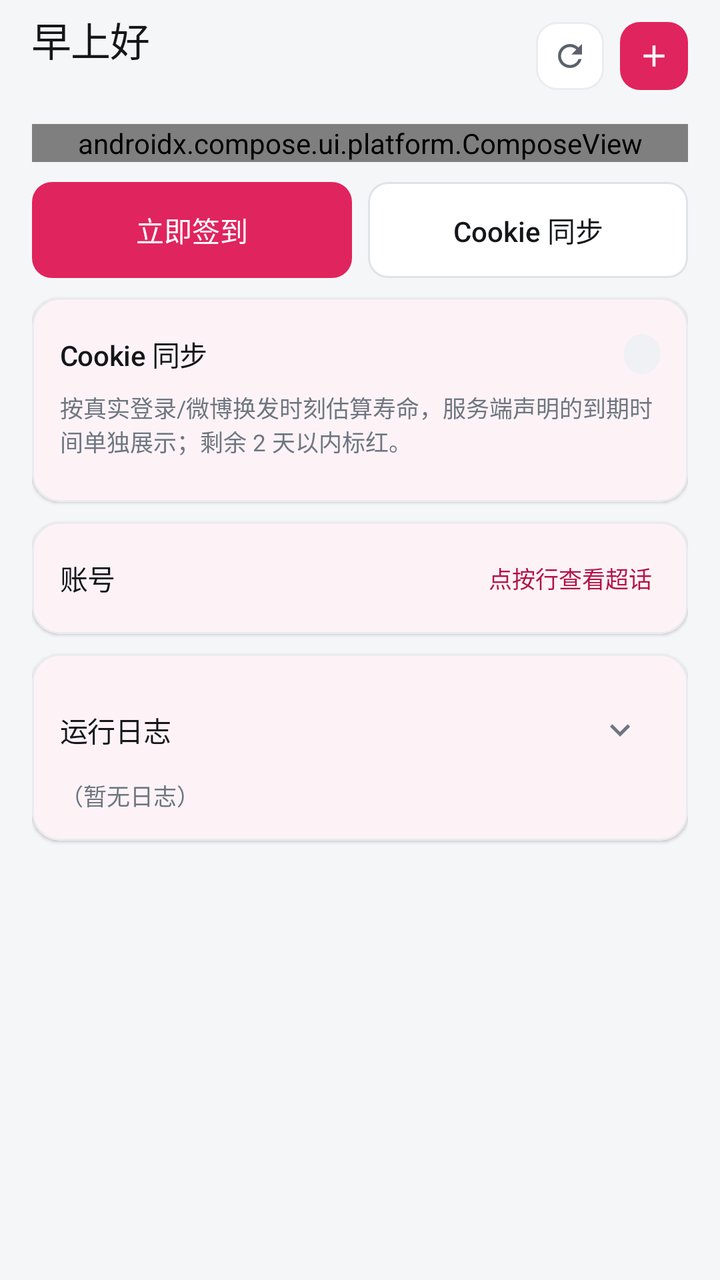
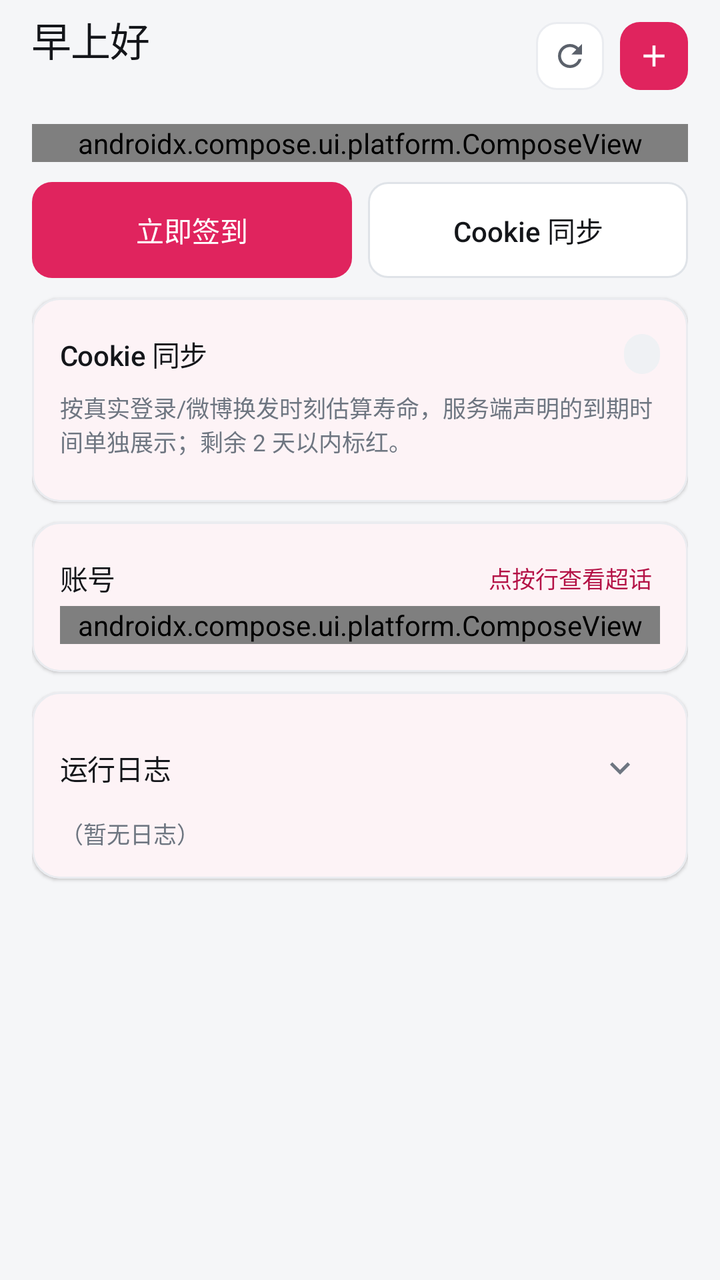

Compare the two renders of this Android layout. The source of the first and the diff that turns it into the second are given below.
<!-- AndroidManifest.xml: application theme Theme.Wcm -->
<!-- res/layout/fragment_home.xml -->
<?xml version="1.0" encoding="utf-8"?>
<ScrollView xmlns:android="http://schemas.android.com/apk/res/android"
    xmlns:app="http://schemas.android.com/apk/res-auto"
    xmlns:tools="http://schemas.android.com/tools"
    android:layout_width="match_parent"
    android:layout_height="match_parent"
    android:fillViewport="true"
    android:scrollbars="none">

    <LinearLayout style="@style/Widget.Wcm.Page">

        
        <LinearLayout style="@style/Widget.Wcm.AppBar">

            <LinearLayout
                android:layout_width="0dp"
                android:layout_height="wrap_content"
                android:layout_weight="1"
                android:orientation="vertical">

                <TextView
                    android:id="@+id/tvGreeting"
                    style="@style/Widget.Wcm.Text.Display"
                    android:text="@string/greeting_morning" />

                <TextView
                    android:id="@+id/tvToday"
                    style="@style/Widget.Wcm.Text.Hint"
                    android:layout_marginTop="1dp" />
            </LinearLayout>

            
            <ImageButton
                android:id="@+id/btnRefreshTopics"
                style="@style/Widget.Wcm.IconButton"
                android:contentDescription="@string/btn_refresh_topics"
                android:src="@drawable/ic_refresh"
                app:tint="@color/ink_2" />

            
            <ImageButton
                android:id="@+id/btnAdd"
                style="@style/Widget.Wcm.IconButton"
                android:layout_marginStart="@dimen/sp_2"
                android:background="@drawable/bg_icon_button_brand"
                android:contentDescription="@string/cd_add_account"
                android:src="@drawable/ic_add"
                app:tint="@color/brand_on" />
        </LinearLayout>

        
        <androidx.compose.ui.platform.ComposeView
            android:id="@+id/heroCompose"
            android:layout_width="match_parent"
            android:layout_height="wrap_content"
            android:layout_marginTop="@dimen/card_gap" />

        
        <LinearLayout
            android:id="@+id/actionRow"
            android:layout_width="match_parent"
            android:layout_height="wrap_content"
            android:layout_marginTop="@dimen/card_gap"
            android:baselineAligned="false"
            android:orientation="horizontal">

            <com.google.android.material.button.MaterialButton
                android:id="@+id/btnCheckin"
                style="@style/Widget.Wcm.Button.Primary.Large"
                android:layout_width="0dp"
                android:layout_weight="1"
                android:text="@string/btn_checkin" />

            <com.google.android.material.button.MaterialButton
                android:id="@+id/btnSync"
                style="@style/Widget.Wcm.Button.Secondary.Large"
                android:layout_width="0dp"
                android:layout_marginStart="@dimen/sp_2"
                android:layout_weight="1"
                android:text="@string/btn_sync" />
        </LinearLayout>

        
        <com.google.android.material.card.MaterialCardView
            android:id="@+id/syncCard"
            style="@style/Widget.Wcm.Card">

            <LinearLayout style="@style/Widget.Wcm.CardContent">

                <LinearLayout style="@style/Widget.Wcm.CardHead">

                    <TextView
                        android:id="@+id/tvSyncTitle"
                        style="@style/Widget.Wcm.Text.SectionTitle"
                        android:layout_width="0dp"
                        android:layout_weight="1"
                        android:text="@string/sync_card_title" />

                    <TextView
                        android:id="@+id/tvSyncPill"
                        style="@style/Widget.Wcm.Pill.Neutral"
                        android:layout_height="@dimen/pill_height_sm"
                        android:textSize="11sp" />
                </LinearLayout>

                <TextView
                    android:id="@+id/tvSyncHint"
                    style="@style/Widget.Wcm.Text.Hint"
                    android:layout_marginTop="@dimen/sp_1"
                    android:text="@string/sync_card_hint" />

                <LinearLayout
                    android:id="@+id/cookieList"
                    android:layout_width="match_parent"
                    android:layout_height="wrap_content"
                    android:layout_marginTop="@dimen/sp_2"
                    android:orientation="vertical" />

                <TextView
                    android:id="@+id/tvSyncConfig"
                    style="@style/Widget.Wcm.Text.Link"
                    android:layout_marginTop="@dimen/sp_2"
                    android:text="@string/sync_card_config"
                    android:visibility="gone" />
            </LinearLayout>
        </com.google.android.material.card.MaterialCardView>

        
        <com.google.android.material.card.MaterialCardView
            style="@style/Widget.Wcm.Card">

            <LinearLayout style="@style/Widget.Wcm.CardContent">

                <LinearLayout style="@style/Widget.Wcm.CardHead">

                    <TextView
                        android:id="@+id/tvAccountsTitle"
                        style="@style/Widget.Wcm.Text.SectionTitle"
                        android:layout_width="0dp"
                        android:layout_weight="1"
                        android:text="@string/accounts_label" />

                    <TextView
                        style="@style/Widget.Wcm.Text.Link"
                        android:text="@string/home_row_hint_short" />
                </LinearLayout>

                <LinearLayout
                    android:id="@+id/accountList"
                    android:layout_width="match_parent"
                    android:layout_height="wrap_content"
                    android:orientation="vertical" />
            </LinearLayout>
        </com.google.android.material.card.MaterialCardView>

        
        <com.google.android.material.card.MaterialCardView
            style="@style/Widget.Wcm.Card">

            <LinearLayout style="@style/Widget.Wcm.CardContent">

                <LinearLayout
                    android:id="@+id/logHeader"
                    style="@style/Widget.Wcm.LogHeader"
                    android:contentDescription="@string/cd_log_collapsed">

                    <TextView
                        style="@style/Widget.Wcm.Text.SectionTitle"
                        android:layout_width="0dp"
                        android:layout_weight="1"
                        android:text="@string/log_label" />

                    <ImageButton
                        android:id="@+id/btnLogToggle"
                        style="@style/Widget.Wcm.IconButton.Row"
                        android:clickable="false"
                        android:focusable="false"
                        android:importantForAccessibility="no"
                        android:src="@drawable/ic_expand_more"
                        app:tint="@color/ink_3" />
                </LinearLayout>

                <TextView
                    android:id="@+id/tvLogSummary"
                    style="@style/Widget.Wcm.Text.Hint.SingleLine"
                    android:text="@string/log_empty" />

                
                <ScrollView
                    android:id="@+id/logScroll"
                    style="@style/Widget.Wcm.LogScroll"
                    android:visibility="gone"
                    tools:ignore="NestedScrolling">

                    <TextView
                        android:id="@+id/logView"
                        style="@style/Widget.Wcm.Text.Log"
                        android:text="@string/log_empty" />
                </ScrollView>
            </LinearLayout>
        </com.google.android.material.card.MaterialCardView>
    </LinearLayout>
</ScrollView>
<!-- resources referenced by this layout -->
<resources>
  <color name="brand_on">#FFFFFF</color>
  <color name="ink_2">#5B616B</color>
  <color name="ink_3">#6E7681</color>
  <dimen name="card_gap">10dp</dimen>
  <dimen name="pill_height_sm">20dp</dimen>
  <dimen name="sp_1">4dp</dimen>
  <dimen name="sp_2">8dp</dimen>
  <string name="accounts_label">账号</string>
  <string name="btn_checkin">立即签到</string>
  <string name="btn_refresh_topics">刷新超话</string>
  <string name="btn_sync">Cookie 同步</string>
  <string name="cd_add_account">添加账号</string>
  <string name="cd_log_collapsed">运行日志，已收起，点按展开</string>
  <string name="greeting_morning">早上好</string>
  <string name="home_row_hint_short">点按行查看超话</string>
  <string name="log_empty">（暂无日志）</string>
  <string name="log_label">运行日志</string>
  <string name="sync_card_config">去设置配置面板 ›</string>
  <string name="sync_card_hint">按真实登录/微博换发时刻估算寿命，服务端声明的到期时间单独展示；剩余 2 天以内标红。</string>
  <string name="sync_card_title">Cookie 同步</string>
  <style name="Widget.Wcm.Pill.Neutral" parent="Widget.Wcm.Pill">
          <item name="android:background">@drawable/bg_pill_neutral</item>
          <item name="android:textColor">@color/ink_2</item>
      </style>
  <style name="Widget.Wcm.Text.Hint.SingleLine" parent="Widget.Wcm.Text.Hint">
          <item name="android:maxLines">1</item>
          <item name="android:ellipsize">end</item>
      </style>
  <style name="Widget.Wcm.Text.Log" parent="">
          <item name="android:layout_width">match_parent</item>
          <item name="android:layout_height">wrap_content</item>
          <item name="android:textAppearance">@style/TextAppearance.Wcm.Mono</item>
      </style>
  <color name="brand">#E0245E</color>
  <dimen name="radius_s">10dp</dimen>
  <dimen name="appbar_height">48dp</dimen>
  <dimen name="touch_min">48dp</dimen>
  <style name="TextAppearance.Wcm.Button.Large" parent="TextAppearance.Wcm.Button">
          <item name="android:textSize">14sp</item>
      </style>
  <dimen name="card_radius">14dp</dimen>
  <color name="surface">#FFFFFF</color>
  <color name="line">#EAECF0</color>
  <dimen name="card_padding">14dp</dimen>
  <dimen name="appbar_icon_button">34dp</dimen>
  <dimen name="log_window_height">200dp</dimen>
  <dimen name="page_padding_horizontal">16dp</dimen>
  <dimen name="page_padding_top">4dp</dimen>
  <dimen name="page_padding_bottom">24dp</dimen>
  <color name="ink">#14161A</color>
  <color name="brand_strong">#B41246</color>
  <color name="brand_soft">#FDECF1</color>
  <color name="bg">#F5F6F8</color>
  <color name="surface_2">#F7F8FA</color>
  <color name="surface_3">#EFF1F4</color>
  <color name="line_2">#DFE3E8</color>
  <color name="danger">#B42318</color>
  <color name="danger_soft">#FDECEA</color>
  <color name="danger_text">#B42318</color>
  <style name="ShapeAppearance.Wcm.Small" parent="">
          <item name="cornerFamily">rounded</item>
          <item name="cornerSize">@dimen/radius_s</item>
      </style>
  <style name="ShapeAppearance.Wcm.Medium" parent="">
          <item name="cornerFamily">rounded</item>
          <item name="cornerSize">@dimen/radius_m</item>
      </style>
  <style name="ShapeAppearance.Wcm.Large" parent="">
          <item name="cornerFamily">rounded</item>
          <item name="cornerSize">@dimen/radius_l</item>
      </style>
  <dimen name="btn_height">44dp</dimen>
  <dimen name="icon_size_small">20dp</dimen>
  <dimen name="sp_3">12dp</dimen>
  <dimen name="pill_height">23dp</dimen>
  <dimen name="pill_padding_horizontal">9dp</dimen>
  <dimen name="radius_full">999dp</dimen>
  <color name="console_ink">#C8D0DB</color>
  <dimen name="radius_m">14dp</dimen>
  <dimen name="radius_l">18dp</dimen>
  <style name="ShapeAppearance.Wcm.ExtraLarge" parent="">
          <item name="cornerFamily">rounded</item>
          <item name="cornerSize">@dimen/radius_xl</item>
      </style>
  <color name="console_bg">#0E1116</color>
  <dimen name="radius_xl">24dp</dimen>
  <!-- unchanged entries left out for length: 34 -->
</resources>

<!-- the commit's change to res/layout/fragment_home.xml (unified diff, before → after) -->
@@ -145,11 +145,10 @@
                         android:text="@string/home_row_hint_short" />
                 </LinearLayout>
 
-                <LinearLayout
-                    android:id="@+id/accountList"
+                <androidx.compose.ui.platform.ComposeView
+                    android:id="@+id/accountCompose"
                     android:layout_width="match_parent"
-                    android:layout_height="wrap_content"
-                    android:orientation="vertical" />
+                    android:layout_height="wrap_content" />
             </LinearLayout>
         </com.google.android.material.card.MaterialCardView>
 
